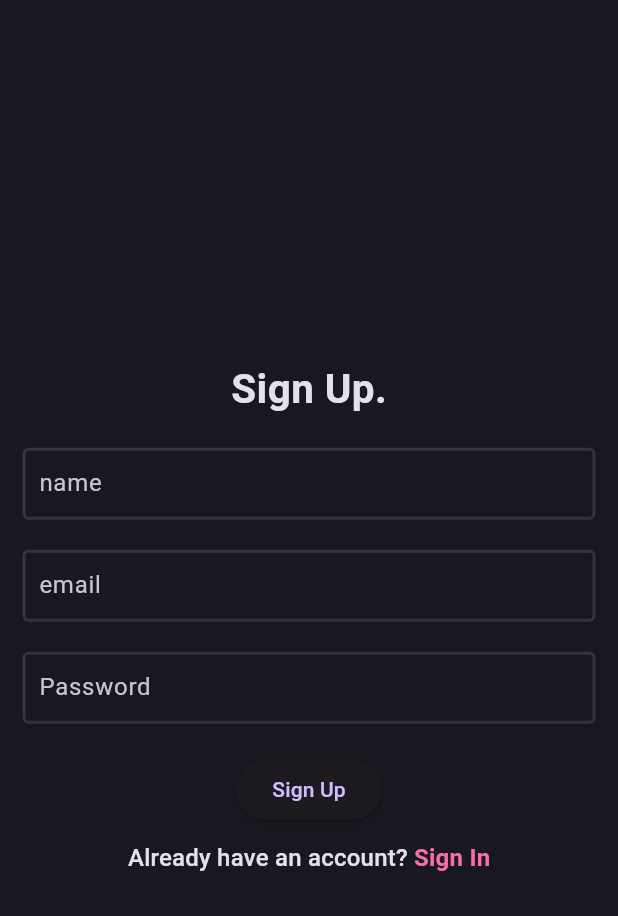
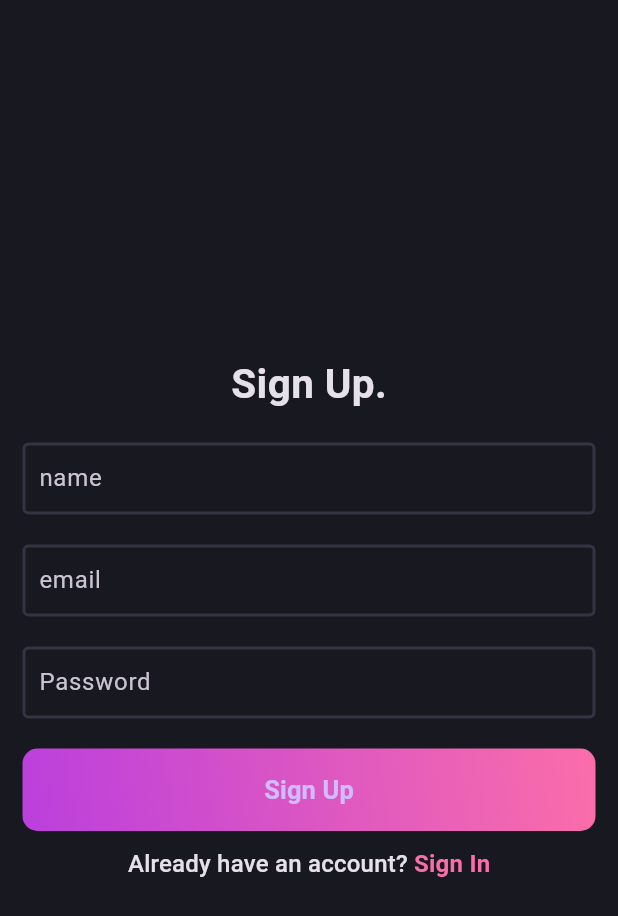
Before and after one commit to samuketema/Blog, a Flutter app: the screen it shows after launch, on a phone screen of 412 x 824 dp. Shown: the top 916 px of the screen. Run offline on Flutter 3.47's test engine with Material 3 defaults, Android fonts, the phone set to English and light mode, and no system bars.

Commit message:
custorm Elevated button created.

```diff
--- a/lib/features/auth/presentation/widgets/raised_button.dart
+++ b/lib/features/auth/presentation/widgets/raised_button.dart
@@ -3,21 +3,27 @@ import 'package:flutter/material.dart';
 
 class RaisedButton extends StatelessWidget {
   final String text;
-   const RaisedButton({super.key ,required this.text});
+  const RaisedButton({super.key, required this.text});
 
   @override
   Widget build(BuildContext context) {
     return Container(
       decoration: BoxDecoration(
-        gradient: LinearGradient(colors: [
-          AppPallete.gradient1,
-          AppPallete.gradient2
-        ]),
-        color: Colors.transparent,
+        borderRadius: BorderRadius.circular(10),
+        gradient: LinearGradient(
+          colors: [AppPallete.gradient1, AppPallete.gradient2],
+          begin: Alignment.bottomLeft,
+          end: Alignment.topRight
+        ),
       ),
       child: ElevatedButton(
-        onPressed: (){},
-        child:Text(text),
+        style: ElevatedButton.styleFrom(
+          fixedSize: Size(395, 55),
+          backgroundColor: AppPallete.transparentColor,
+          shadowColor: AppPallete.transparentColor,
+        ),
+        onPressed: () {},
+        child: Text(text, style: TextStyle(fontSize: 17,fontWeight: FontWeight.w600),),
       ),
     );
   }
```
